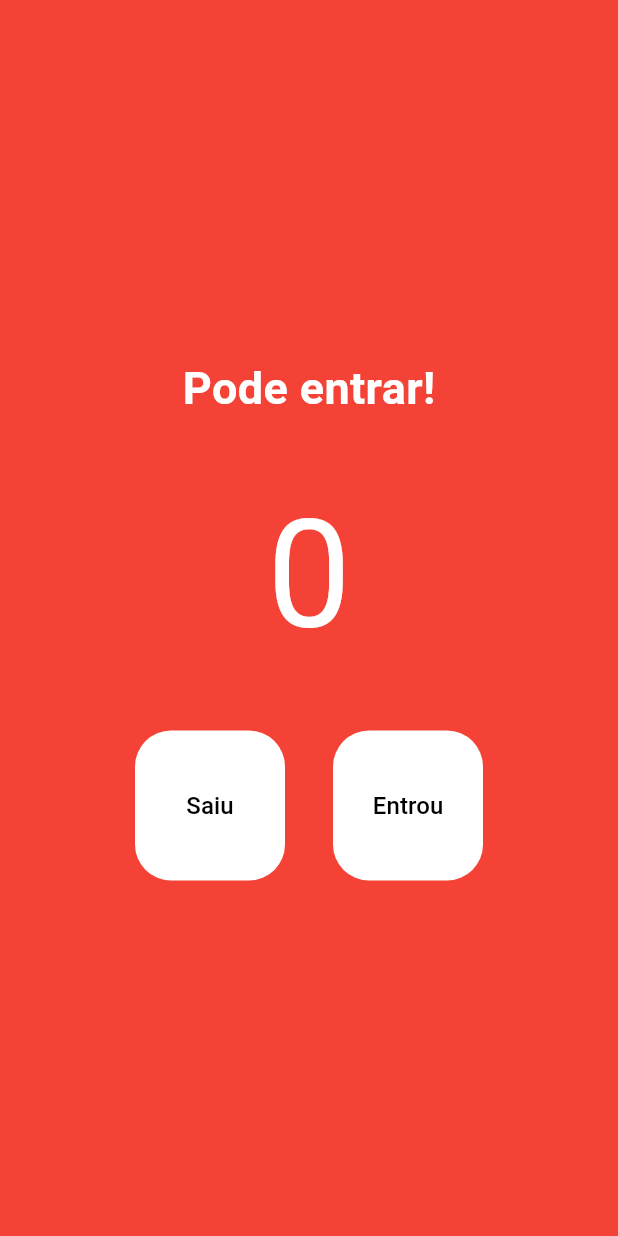
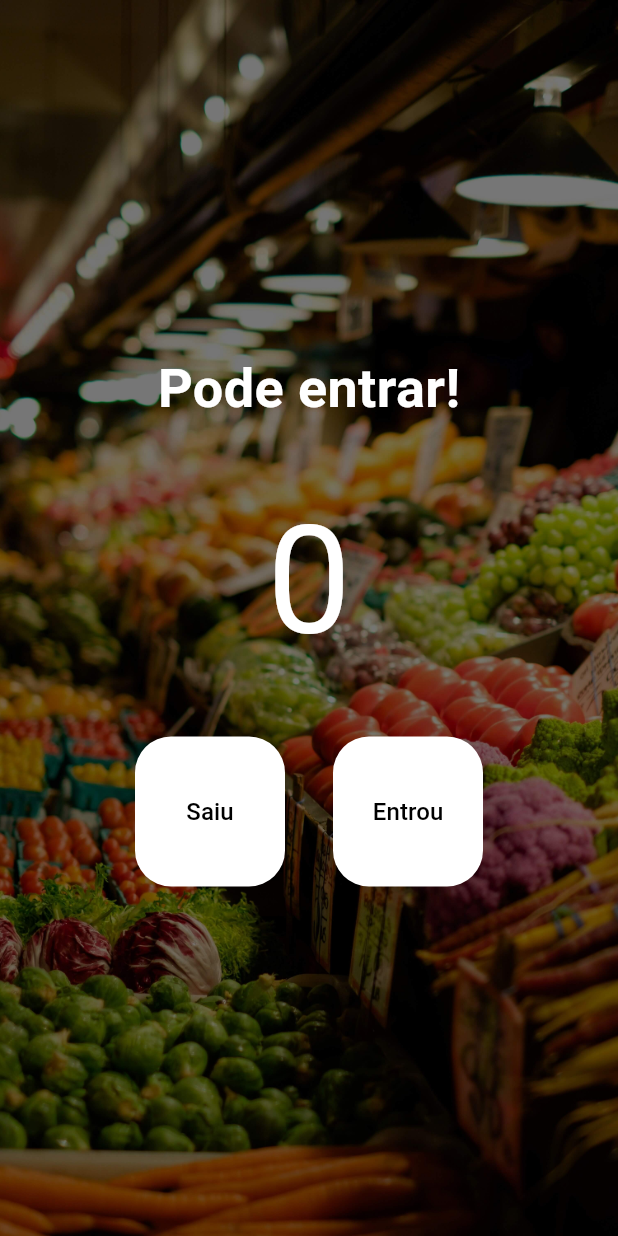
Before and after one commit to dwmartins/App_contador, a Flutter app: the screen it shows after launch, on a phone screen of 412 x 824 dp. Run offline on Flutter 3.47's test engine with Material 3 defaults, Android fonts, the phone set to English and light mode, and no system bars.

Commit message:
Add imagem de fundo

```diff
--- a/lib/main.dart
+++ b/lib/main.dart
@@ -28,13 +28,20 @@ class HomePage extends StatelessWidget {
   Widget build(BuildContext context) {
     return Scaffold(
       backgroundColor: Colors.red,
-      body: Column(
+      body: Container(
+        decoration: const BoxDecoration(
+          image: DecorationImage(
+            image: AssetImage('assets/images/market.jpg'),
+            fit: BoxFit.cover
+          )
+        ),
+        child: Column(
           mainAxisAlignment: MainAxisAlignment.center,
           children: [
             const Text(
               'Pode entrar!',
               style: TextStyle(
-              fontSize: 30,
+                fontSize: 36,
                 color: Colors.white,
                 fontWeight: FontWeight.w700,
               ),
@@ -55,9 +62,7 @@ class HomePage extends StatelessWidget {
                       backgroundColor: Colors.white,
                       fixedSize: const Size(100, 100),
                       shape: RoundedRectangleBorder(
-                    borderRadius: BorderRadius.circular(24)
-                  )
-                ),
+                          borderRadius: BorderRadius.circular(24))),
                   child: const Text(
                     'Saiu',
                     style: TextStyle(
@@ -66,16 +71,16 @@ class HomePage extends StatelessWidget {
                     ),
                   ),
                 ),
-              const SizedBox(width: 32,),
+                const SizedBox(
+                  width: 32,
+                ),
                 TextButton(
                   onPressed: increment,
                   style: TextButton.styleFrom(
                       backgroundColor: Colors.white,
                       fixedSize: const Size(100, 100),
                       shape: RoundedRectangleBorder(
-                    borderRadius: BorderRadius.circular(24)
-                  )
-                ),
+                          borderRadius: BorderRadius.circular(24))),
                   child: const Text(
                     'Entrou',
                     style: TextStyle(
@@ -88,6 +93,7 @@ class HomePage extends StatelessWidget {
             ),
           ],
         ),
+      ),
     );
   }
 }
--- a/pubspec.yaml
+++ b/pubspec.yaml
@@ -63,6 +63,9 @@ flutter:
   #   - images/a_dot_burr.jpeg
   #   - images/a_dot_ham.jpeg
 
+  assets:
+    - assets/images/
+
   # An image asset can refer to one or more resolution-specific "variants", see
   # https://flutter.dev/to/resolution-aware-images
 
```
Also changed, not shown: assets/images/market.jpg (added). Lines whose indentation alone changed are shown as unchanged.
